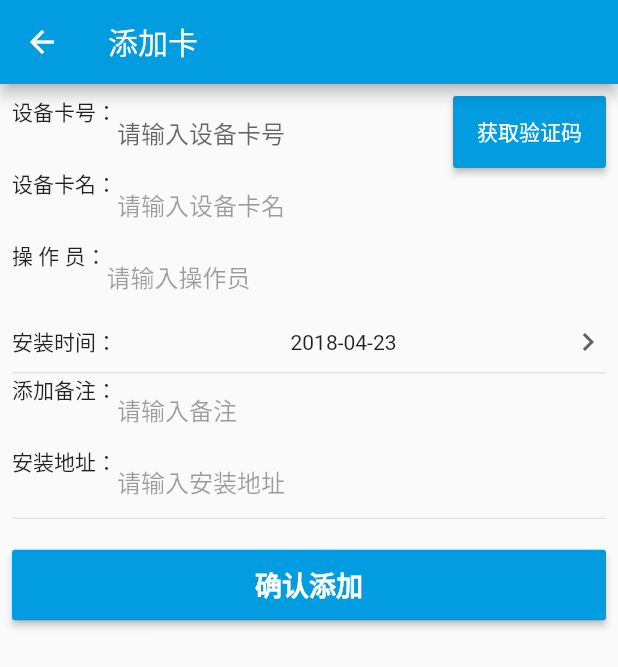
After one commit to asmh1989/flutter_message, a Flutter app: the CardEdit screen opened directly, on a phone screen of 412 x 824 dp. The commit adds this screen. Shown: the top 667 px of the screen. Run offline on Flutter 3.47's test engine with Material 2 defaults, Android fonts, the phone set to English and light mode, and no system bars; our stand-ins replace shared_preferences, sqflite; accounts and stored records are empty; statements that could not run were skipped.

Commit message:
设备添加修改界面

```diff
--- a/lib/model/cardInfo.dart
+++ b/lib/model/cardInfo.dart
@@ -10,21 +10,26 @@ class CardInfo{
   int insdt;
   String unm;
   String re;
+  String type;
 //  String content;
   Map<String, dynamic> coord;
 
   CardInfo({
-    this.no,
+    this.no='',
     this.sid,
-    this.nnm,
-    this.addr,
-    this.opnm,
+    this.nnm='',
+    this.addr='',
+    this.opnm='',
     this.insdt,
     this.unm,
-    this.re,
-    this.coord
+    this.re='',
+    this.coord,
+    this.type = '1'
   });
 
+  static List<CardInfo> parseCards(List<dynamic> data) {
+    return data.map((json) => new CardInfo.fromJson(json)).toList();
+  }
 
   factory CardInfo.fromJson(Map<String, dynamic> json) {
     return new CardInfo(
@@ -40,5 +45,21 @@ class CardInfo{
     );
   }
 
+  @override
+  String toString() {
+    Map<String, dynamic> data = {
+      'No': this.no,
+      'Nnm': this.nnm,
+      'Addr': this.addr,
+      'Opnm': this.opnm,
+      'Insdt': this.insdt,
+      'Re': this.re,
+      'Type': this.type,
+      'Coord': json.encode(this.coord),
+    };
+
+    return json.encode(data);
+  }
+
 
 }
--- /dev/null
+++ b/lib/pages/cardEdit.dart
@@ -0,0 +1,287 @@
+import 'dart:async';
+import 'dart:convert';
+
+import 'package:flutter/material.dart';
+import 'package:http/http.dart' as http;
+
+import '../utils/index.dart';
+import '../model/cardInfo.dart';
+
+
+class CardEdit extends StatefulWidget {
+
+  final CardInfo card;
+
+  const CardEdit({this.card});
+
+  @override
+  State<StatefulWidget> createState() {
+    return new CardEditState();
+  }
+}
+
+
+class CardEditState extends State<CardEdit>{
+
+  CardInfo _card;
+  bool _loading = false;
+  bool _autoValidate = false;
+  bool _enable = false;
+
+  final GlobalKey<FormState> _formKey = new GlobalKey<FormState>();
+  final GlobalKey<ScaffoldState> _scaffoldKey = new GlobalKey<ScaffoldState>();
+  TextEditingController _controller;
+
+  Widget _getMenus({
+    String preText,
+    String initString,
+    String hintText,
+    bool enable = true,
+    bool obscureText,
+    TextInputType type,
+    FormFieldSetter<String> onSave,
+    FormFieldValidator<String> validator,
+    Widget btn,
+    TextEditingController controller,
+  }){
+    return new TextFormField(
+      controller: controller ?? new TextEditingController(text: initString??''),
+      keyboardType: type ?? TextInputType.text,
+      onSaved: onSave,
+      validator: validator??(String value) => null,
+      obscureText: obscureText??false,
+      style:  enable==false ? new TextStyle(color: Colors.grey) : null,
+      enabled: enable,
+      decoration: new InputDecoration(
+          prefixIcon: new Text(preText),
+          hintText: hintText,
+          border: new UnderlineInputBorder(borderSide: BorderSide.none),
+          suffixIcon: btn
+      ),
+    );
+  }
+
+  Future<http.Response> _post([bool isGet = false, String no]) async {
+    String url = Cache.instance.cdurl+(isGet?'/api/getnos.json': '/api/setnos.json');
+
+    if(isGet){
+      return  NetWork.post(url, {
+        'Unm': Cache.instance.username,
+        'Cdtoken': Cache.instance.cdtoekn,
+        'Token': Cache.instance.token,
+        'No': no??'',
+        'Idx': '1',
+        'Size': '100'
+      });
+    } else {
+      return  NetWork.post(url, {
+        'Unm': Cache.instance.username,
+        'Cdtoken': Cache.instance.cdtoekn,
+        'Token': Cache.instance.token,
+        'Nos': [_card].toString(),
+      });
+    }
+
+  }
+
+  void _getCardInfo() async{
+    if(_controller.text.length == 0){
+      Func.showMessage(_scaffoldKey, '请输入设备卡号！');
+    } else {
+      setState(() {
+        _loading = true;
+      });
+      http.Response response = await _post(true, _controller.text);
+      setState(() {
+        _loading = false;
+      });
+
+      if(response.statusCode == 200) {
+        print(response.body);
+
+        Map data = NetWork.decodeJson(response.body);
+        if(data['Code'] != 0){
+          Func.showMessage(_scaffoldKey, data['Message']);
+        } else {
+          List<CardInfo> cards = CardInfo.parseCards(data['Response']);
+          if(cards.length == 0){
+            Func.showMessage(_scaffoldKey, '暂无该设备卡号！');
+            setState(() {
+              _enable = true;
+            });
+
+          } else {
+            setState(() {
+              _enable = true;
+              _card = cards[0];
+//              print(_card);
+            });
+          }
+        }
+      }
+    }
+
+  }
+
+  Future<Null>  _handleSubmitted() async {
+    FocusScope.of(context).requestFocus(new FocusNode());
+
+    final FormState form = _formKey.currentState;
+    if (!form.validate()) {
+      _autoValidate = true; // Start validating on every change.
+      Func.showMessage(_scaffoldKey, '请先修复错误,再确认');
+      return;
+    } else {
+      form.save();
+    }
+
+    setState(() {
+      _loading = true;
+    });
+
+
+    http.Response response = await _post();
+
+    Future.delayed(new Duration(milliseconds: 200), () async {
+      setState(() {
+        _loading = false;
+      });
+
+      if(response.statusCode == 200) {
+        print(response.body);
+
+        Map data = NetWork.decodeJson(response.body);
+        if(data['Code'] != 0){
+          Func.showMessage(_scaffoldKey, data['Message']);
+        } else {
+          Func.showMessage(_scaffoldKey, widget.card == null ? '添加卡成功！': '修改卡信息成功！');
+          Future.delayed(new Duration(milliseconds: 500),(){
+            Navigator.pop(context, 'done');
+          });
+        }
+      } else {
+        Func.showMessage(_scaffoldKey, response.body);
+      }
+    });
+  }
+
+  @override
+  void initState() {
+    super.initState();
+
+    _card = widget.card??new CardInfo();
+
+    if(widget.card == null){
+      _card.insdt = (DateTime.now().millisecondsSinceEpoch ~/ 1000).toInt();
+//      print('当前时间: microsecond = ${DateTime.now().microsecondsSinceEpoch}, ${DateTime.now().millisecondsSinceEpoch}');
+    } else {
+      _enable = true;
+    }
+    _controller = new TextEditingController(text: _card.no);
+  }
+
+  @override
+  Widget build(BuildContext context) {
+
+    print('build _card=$_card');
+
+    List<Widget> children = <Widget>[
+      new SingleChildScrollView(
+          child: new Form(
+            key: _formKey,
+            autovalidate: _autoValidate,
+            child:  new Column(
+                mainAxisAlignment: MainAxisAlignment.start,
+                crossAxisAlignment: CrossAxisAlignment.stretch,
+                children: <Widget>[
+                  _getMenus(preText: '设备卡号：', hintText: '请输入设备卡号', initString: _card.no,
+                      onSave: (String value) => _card.no = value,
+                      validator: Func.validateNull('请输入设备卡号'),
+                      enable: widget.card == null ? true :  false,
+                      controller: _controller,
+                      btn: new RaisedButton(
+                        color: const Color(0xFF029de0),
+                        highlightColor: const Color(0xFF029de0),
+                        child: const Text('获取验证码',
+                            style: const TextStyle(
+                              inherit: false,
+                              fontSize: 14.0,
+                              color: Colors.white,
+                              textBaseline: TextBaseline.alphabetic,
+                            )
+                        ),
+                        onPressed: this._getCardInfo,
+                      )
+                  ),
+                  _getMenus(preText: '设备卡名：', hintText: '请输入设备卡名', initString:  _card.nnm,
+                    onSave: (String value) => _card.nnm = value,
+                    enable: _enable,
+                  ),
+                  _getMenus(preText: '操 作 员：', hintText: '请输入操作员', initString: _card.opnm,
+                      onSave: (String value) => _card.opnm = value,
+                      enable: _enable
+                  ),
+                  new InkWell(
+                    onTap: !_enable? null : (){
+                      DateTime time = new DateTime.fromMillisecondsSinceEpoch(_card.insdt * 1000);
+                      Func.selectDate(context, time, (DateTime date){
+                        setState(() {
+                          _card.insdt = (date.millisecondsSinceEpoch ~/ 1000).toInt();
+                        });
+                      });
+                    },
+                    child: Padding(
+                      padding: const EdgeInsets.symmetric(vertical: 8.0),
+                      child: new Row(
+                        mainAxisAlignment: MainAxisAlignment.spaceBetween,
+                        children: <Widget>[
+                          new Text('安装时间：'),
+                          new Text('${Func.getYearMonthDay(_card.insdt * 1000)}'),
+                          new Icon(Icons.navigate_next,
+                              color: Theme.of(context).brightness == Brightness.light ? Colors.grey.shade700 : Colors.white70
+                          ),
+                        ],
+                      ),
+                    ),
+                  ),
+                  new Divider(height: 1.0,),
+                  _getMenus(preText: '添加备注：', hintText: '请输入备注', initString:_card.re,
+                    onSave: (String value) => _card.re = value,
+                    enable: _enable
+                  ),
+                  _getMenus(preText: '安装地址：', hintText: '请输入安装地址', initString:_card.addr,
+                    onSave: (String value) => _card.addr = value,
+                    enable: _enable
+                  ),
+                  new Divider(height: 1.0,),
+                  new SizedBox(height: 20.0,),
+                  new RaisedButton(
+                    color: const Color(0xFF029de0),
+                    highlightColor: const Color(0xFF029de0),
+                    child: new Text(widget.card == null ? '确认添加':'确认修改', style: Style.loginTextStyle),
+                    padding: EdgeInsets.all(10.0),
+                    onPressed: _handleSubmitted,
+                  ),
+                ]
+            ),
+          )
+      ),
+    ];
+
+    if(_loading){
+      children.add(Func.topLoadingWidgetInChildren());
+    }
+    return new Scaffold(
+        key: _scaffoldKey,
+        appBar: new AppBar(
+          title: new Text(widget.card == null ? '添加卡' : '修改卡'),
+        ),
+        body: new Padding(
+          padding: EdgeInsets.all(8.0),
+          child: new Stack(
+          children: children,
+        )),
+    );
+  }
+
+}
```
Also changed, not shown: lib/pages/cardManager.dart (+86 -8 lines), lib/pages/home.dart (+13 -2 lines), lib/pages/platformEdit.dart (+2 -16 lines), lib/utils/func.dart (+12 -0 lines).
